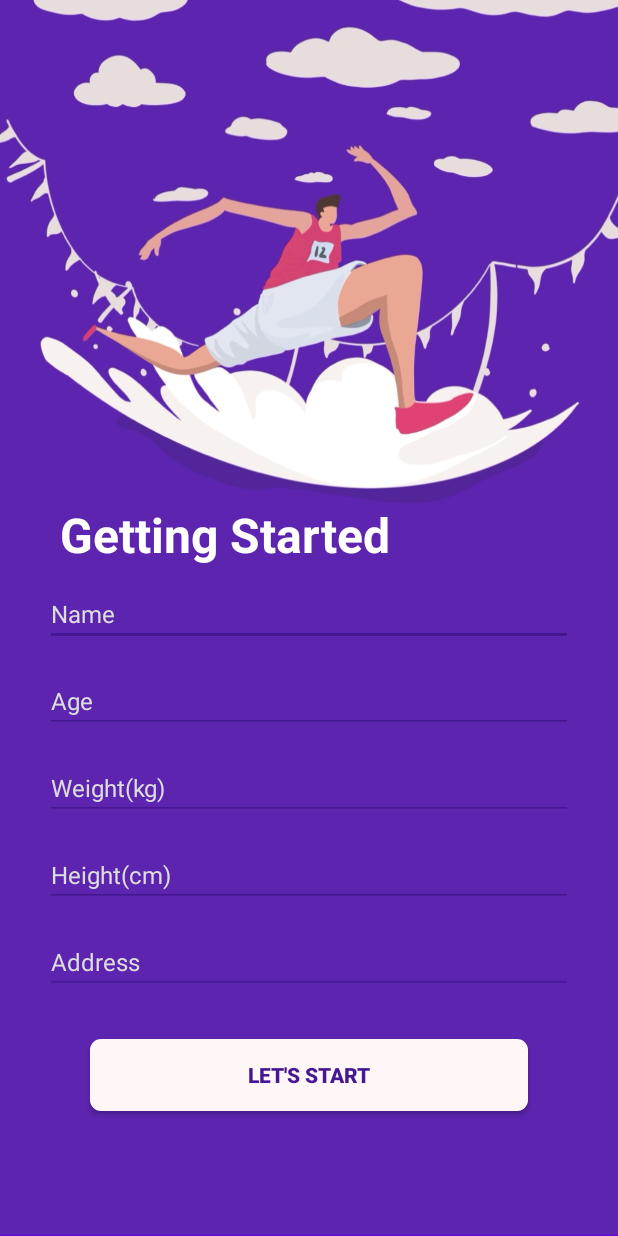
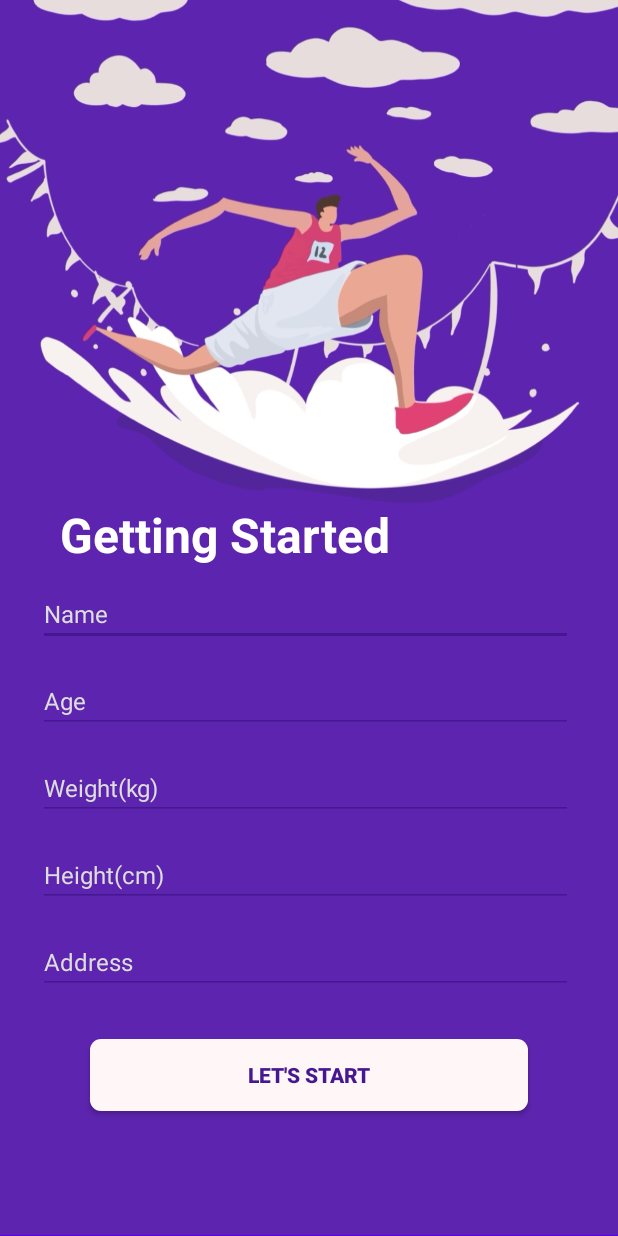
Before and after one commit to jokizly0212/marathonApplication, an Android app: the screen it shows after launch (MainActivity), on a phone screen of 412 x 824 dp. Run offline under Robolectric (Android 15) with nearby library versions, the phone set to English and light mode, and no system bars.

Commit message:
Modify the map location, fix the slash_screen, fix the final page

```diff
--- a/app/src/main/res/drawable/splash_screen.xml
+++ b/app/src/main/res/drawable/splash_screen.xml
@@ -4,7 +4,7 @@
     <item android:drawable="@color/colorPrimary"/>
     <item>
         <bitmap
-            android:gravity="center"
+            android:gravity="fill"
             android:src="@drawable/splash" />
     </item>
 </layer-list>
--- a/app/src/main/res/layout/fragment_google_map.xml
+++ b/app/src/main/res/layout/fragment_google_map.xml
@@ -11,7 +11,7 @@
         android:name="com.google.android.gms.maps.SupportMapFragment"
         android:layout_width="0dp"
         android:layout_height="0dp"
-        android:layout_marginBottom="300dp"
+        android:layout_marginBottom="200dp"
         app:layout_constraintBottom_toBottomOf="parent"
         app:layout_constraintEnd_toEndOf="parent"
         app:layout_constraintStart_toStartOf="parent"
--- a/app/src/main/res/layout/fragment_register.xml
+++ b/app/src/main/res/layout/fragment_register.xml
@@ -31,8 +31,8 @@
         android:id="@+id/userNameText"
         android:layout_width="0dp"
         android:layout_height="wrap_content"
-        android:layout_marginStart="30dp"
-        android:layout_marginLeft="30dp"
+        android:layout_marginStart="25dp"
+        android:layout_marginLeft="25dp"
         android:layout_marginTop="10dp"
         android:layout_marginEnd="30dp"
         android:layout_marginRight="30dp"
@@ -53,8 +53,8 @@
         android:id="@+id/ageText"
         android:layout_width="0dp"
         android:layout_height="wrap_content"
-        android:layout_marginStart="30dp"
-        android:layout_marginLeft="30dp"
+        android:layout_marginStart="25dp"
+        android:layout_marginLeft="25dp"
         android:layout_marginTop="15dp"
         android:layout_marginEnd="30dp"
         android:layout_marginRight="30dp"
@@ -73,8 +73,8 @@
         android:id="@+id/weightText"
         android:layout_width="0dp"
         android:layout_height="wrap_content"
-        android:layout_marginStart="30dp"
-        android:layout_marginLeft="30dp"
+        android:layout_marginStart="25dp"
+        android:layout_marginLeft="25dp"
         android:layout_marginTop="15dp"
         android:layout_marginEnd="30dp"
         android:layout_marginRight="30dp"
@@ -93,8 +93,8 @@
         android:id="@+id/heightText"
         android:layout_width="0dp"
         android:layout_height="wrap_content"
-        android:layout_marginStart="30dp"
-        android:layout_marginLeft="30dp"
+        android:layout_marginStart="25dp"
+        android:layout_marginLeft="25dp"
         android:layout_marginTop="15dp"
         android:layout_marginEnd="30dp"
         android:layout_marginRight="30dp"
@@ -113,8 +113,8 @@
         android:id="@+id/addressText"
         android:layout_width="0dp"
         android:layout_height="wrap_content"
-        android:layout_marginStart="30dp"
-        android:layout_marginLeft="30dp"
+        android:layout_marginStart="25dp"
+        android:layout_marginLeft="25dp"
         android:layout_marginTop="15dp"
         android:layout_marginEnd="30dp"
         android:layout_marginRight="30dp"
```
Also changed, not shown: app/src/main/res/layout/fragment_finish.xml (+8 -5 lines), app/src/main/res/drawable-xxxhdpi/end_green.png, app/src/main/res/drawable-xxxhdpi/start_blue.png, 1 other file.
